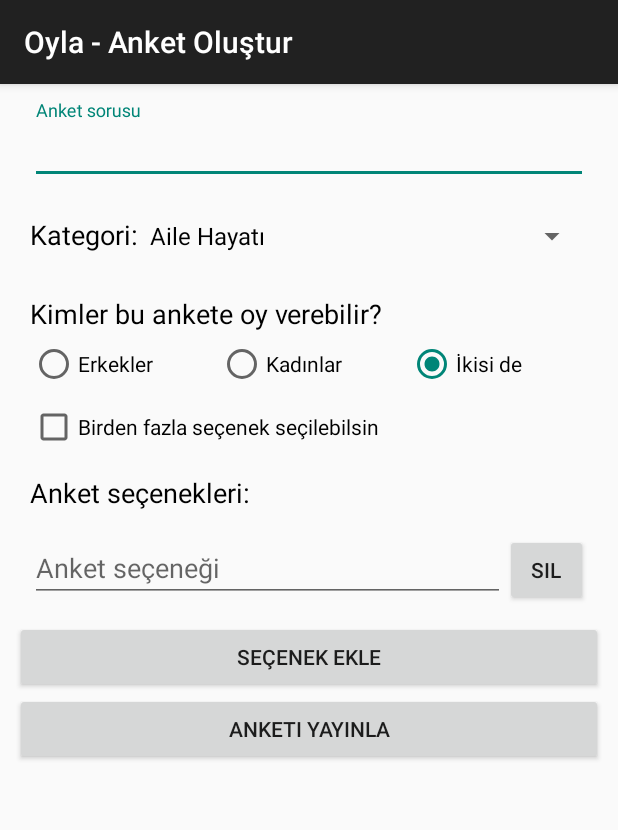
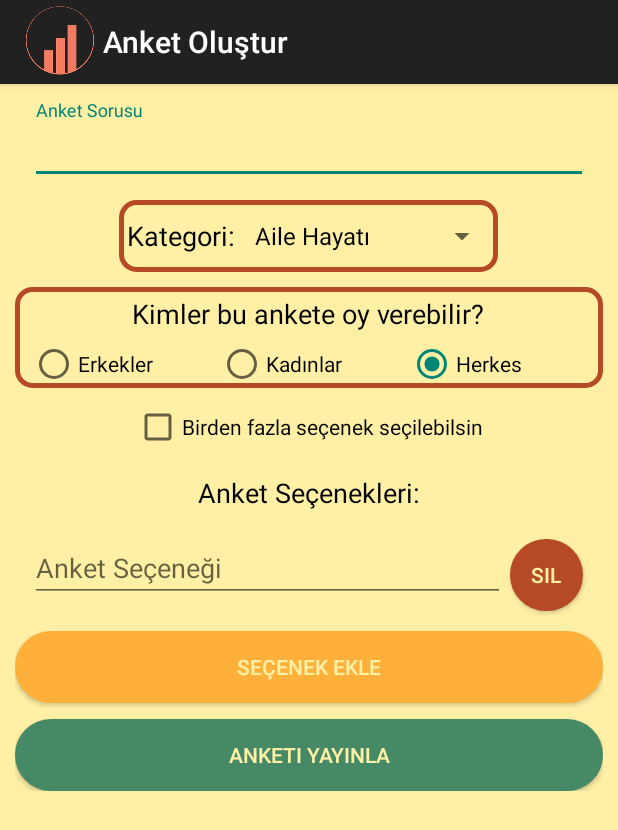
Before and after one commit to noskurt/Oyla, an Android app: the CreatePollActivity screen opened directly, with no data from a screen before it, after a tap on "SEÇENEK EKLE", on a phone screen of 412 x 824 dp. Shown: the top 830 px of the screen. Run offline under Robolectric (Android 15) with nearby library versions, the phone set to English and light mode, and no system bars; our stand-ins replace Firebase (no records; nobody signed in at launch, a user with empty details on screens opened directly); 3 statements that could not run were skipped.

Commit message:
CreateActivity designed

```diff
--- a/app/src/main/java/com/ygznsl/noskurt/oyla/AccountActivity.java
+++ b/app/src/main/java/com/ygznsl/noskurt/oyla/AccountActivity.java
@@ -312,7 +312,9 @@ public class AccountActivity extends AppCompatActivity {
     protected void onCreate(Bundle savedInstanceState) {
         super.onCreate(savedInstanceState);
         setContentView(R.layout.activity_account);
-        setTitle("Oyla - Hesabım");
+        getSupportActionBar().setDisplayShowHomeEnabled(true);
+        getSupportActionBar().setIcon(R.mipmap.ic_launcher);
+        setTitle(" Hesabım");
         final OylaDatabase oyla = ((MyApplication) getApplication()).oyla();
         if (!guiInitialized) initializeGui(oyla);
     }
--- a/app/src/main/java/com/ygznsl/noskurt/oyla/CreatePollActivity.java
+++ b/app/src/main/java/com/ygznsl/noskurt/oyla/CreatePollActivity.java
@@ -2,6 +2,7 @@ package com.ygznsl.noskurt.oyla;
 
 import android.app.Activity;
 import android.content.Intent;
+import android.graphics.Color;
 import android.os.Bundle;
 import android.support.annotation.NonNull;
 import android.support.design.widget.TextInputLayout;
@@ -24,7 +25,6 @@ import android.widget.Toast;
 import com.google.android.gms.tasks.OnCompleteListener;
 import com.google.android.gms.tasks.Task;
 import com.google.firebase.database.DatabaseReference;
-import com.google.firebase.database.FirebaseDatabase;
 import com.ygznsl.noskurt.oyla.entity.Category;
 import com.ygznsl.noskurt.oyla.entity.Entity;
 import com.ygznsl.noskurt.oyla.entity.Option;
@@ -67,7 +67,7 @@ public class CreatePollActivity extends AppCompatActivity {
     private RadioGroup radioGroupPollGenderCreate;
     private ScrollView mainLayoutCreate;
 
-    private void initializeGui(final OylaDatabase oyla){
+    private void initializeGui(final OylaDatabase oyla) {
         categories = Category.getCategories(this).get();
         Collections.sort(categories, new Comparator<Category>() {
             @Override
@@ -114,12 +114,16 @@ public class CreatePollActivity extends AppCompatActivity {
                 node.setLayoutParams(new LinearLayout.LayoutParams(ViewGroup.LayoutParams.MATCH_PARENT, ViewGroup.LayoutParams.WRAP_CONTENT));
 
                 final EditText answer = new EditText(CreatePollActivity.this);
-                answer.setHint("Anket seçeneği");
+                answer.setHint("Anket Seçeneği");
                 answer.setLayoutParams(new LinearLayout.LayoutParams(ViewGroup.LayoutParams.MATCH_PARENT, ViewGroup.LayoutParams.WRAP_CONTENT, 0.15f));
 
                 final Button btnDeleteOption = new Button(CreatePollActivity.this);
+                btnDeleteOption.setBackground(getDrawable(R.drawable.btn_colored1));
+                btnDeleteOption.setTextColor(Color.parseColor("#FFF0A5"));
                 btnDeleteOption.setText(getString(R.string.text_btnDeletePollOptionCreate));
-                btnDeleteOption.setLayoutParams(new LinearLayout.LayoutParams(ViewGroup.LayoutParams.MATCH_PARENT, ViewGroup.LayoutParams.WRAP_CONTENT, 0.85f));
+                LinearLayout.LayoutParams params = new LinearLayout.LayoutParams(ViewGroup.LayoutParams.MATCH_PARENT, ViewGroup.LayoutParams.WRAP_CONTENT, 0.85f);
+                params.setMargins(5, 5, 5, 5);
+                btnDeleteOption.setLayoutParams(params);
 
                 btnDeleteOption.setOnClickListener(new View.OnClickListener() {
                     @Override
@@ -140,13 +144,14 @@ public class CreatePollActivity extends AppCompatActivity {
         btnCreatePollCreate.setOnClickListener(new View.OnClickListener() {
             @Override
             public void onClick(View v) {
-                if (txtPollTitleCreate.getText().toString().trim().length() == 0){
+                // TODO anket oluşturduğunuza emin misiniz eklenebilir
+                if (txtPollTitleCreate.getText().toString().trim().length() == 0) {
                     tilPollTitleCreate.setErrorEnabled(true);
                     tilPollTitleCreate.setError("Anket sorusunu boş bırakamazsınız!");
                     return;
                 }
                 tilPollTitleCreate.setErrorEnabled(false);
-                if (spinnerPollCategoryCreate.getSelectedItem() == null){
+                if (spinnerPollCategoryCreate.getSelectedItem() == null) {
                     Toast.makeText(CreatePollActivity.this, "Anketin kategorisini belirlemelisiniz!", Toast.LENGTH_LONG).show();
                     spinnerPollCategoryCreate.requestFocus();
                     return;
@@ -176,7 +181,7 @@ public class CreatePollActivity extends AppCompatActivity {
                 mainLayoutCreate.setVisibility(View.GONE);
 
                 String genders = "B";
-                switch (radioGroupPollGenderCreate.getCheckedRadioButtonId()){
+                switch (radioGroupPollGenderCreate.getCheckedRadioButtonId()) {
                     case R.id.rdPollGenderMaleCreate:
                         genders = rdPollGenderMaleCreate.getTag().toString();
                         break;
@@ -201,7 +206,7 @@ public class CreatePollActivity extends AppCompatActivity {
                 poll.setCategory(((Category) spinnerPollCategoryCreate.getSelectedItem()).getId());
 
                 final List<Option> options = new LinkedList<>();
-                for (String o : nonEmptyOptions){
+                for (String o : nonEmptyOptions) {
                     final Option option = new Option();
                     option.setTitle(o);
                     option.setPoll(maxPollId);
@@ -215,14 +220,14 @@ public class CreatePollActivity extends AppCompatActivity {
                 pushed.setValue(poll).addOnCompleteListener(new OnCompleteListener<Void>() {
                     @Override
                     public void onComplete(@NonNull Task<Void> task) {
-                        if (task.isSuccessful()){
+                        if (task.isSuccessful()) {
                             oyla.addPoll(poll);
                             new Thread(new Runnable() {
                                 @Override
                                 public void run() {
 
                                     try {
-                                        for (final Option option : options){
+                                        for (final Option option : options) {
                                             final DatabaseReference pushedOption = Entity.getDatabase().getReference().child("option").push();
                                             pushedOption.setValue(option).addOnCompleteListener(new OnCompleteListener<Void>() {
                                                 @Override
@@ -277,7 +282,9 @@ public class CreatePollActivity extends AppCompatActivity {
     protected void onCreate(Bundle savedInstanceState) {
         super.onCreate(savedInstanceState);
         setContentView(R.layout.activity_create_poll);
-        setTitle("Oyla - Anket Oluştur");
+        getSupportActionBar().setDisplayShowHomeEnabled(true);
+        getSupportActionBar().setIcon(R.mipmap.ic_launcher);
+        setTitle(" Anket Oluştur");
         final OylaDatabase oyla = ((MyApplication) getApplication()).oyla();
         if (!guiInitialized) initializeGui(oyla);
     }
--- a/app/src/main/java/com/ygznsl/noskurt/oyla/MainActivity.java
+++ b/app/src/main/java/com/ygznsl/noskurt/oyla/MainActivity.java
@@ -5,7 +5,6 @@ import android.app.AlertDialog;
 import android.content.DialogInterface;
 import android.content.Intent;
 import android.os.Bundle;
-import android.support.v4.content.IntentCompat;
 import android.support.v7.app.AppCompatActivity;
 import android.view.Menu;
 import android.view.MenuInflater;
@@ -379,7 +378,9 @@ public class MainActivity extends AppCompatActivity implements Serializable, Vie
     protected void onCreate(Bundle savedInstanceState) {
         super.onCreate(savedInstanceState);
         setContentView(R.layout.activity_main);
-        setTitle("Oyla - Ana Sayfa");
+        getSupportActionBar().setDisplayShowHomeEnabled(true);
+        getSupportActionBar().setIcon(R.mipmap.ic_launcher);
+        setTitle(" Ana Sayfa");
         final OylaDatabase oyla = ((MyApplication) getApplication()).oyla();
         if (!guiInitialized) initializeGui(oyla);
         if (pollsGot && user != null) selectRandomPoll(oyla);
--- a/app/src/main/java/com/ygznsl/noskurt/oyla/PollAnalyticsActivity.java
+++ b/app/src/main/java/com/ygznsl/noskurt/oyla/PollAnalyticsActivity.java
@@ -434,7 +434,9 @@ public class PollAnalyticsActivity extends AppCompatActivity {
     protected void onCreate(Bundle savedInstanceState) {
         super.onCreate(savedInstanceState);
         setContentView(R.layout.activity_poll_analytics);
-        setTitle("Oyla - Anket İstatistikleri");
+        getSupportActionBar().setDisplayShowHomeEnabled(true);
+        getSupportActionBar().setIcon(R.mipmap.ic_launcher);
+        setTitle(" Anket İstatistikleri");
         final OylaDatabase oyla = ((MyApplication) getApplication()).oyla();
         if (!guiInitialized) initializeGui(oyla);
     }
--- a/app/src/main/java/com/ygznsl/noskurt/oyla/RegisterActivity.java
+++ b/app/src/main/java/com/ygznsl/noskurt/oyla/RegisterActivity.java
@@ -300,7 +300,9 @@ public class RegisterActivity extends AppCompatActivity {
     protected void onCreate(Bundle savedInstanceState) {
         super.onCreate(savedInstanceState);
         setContentView(R.layout.activity_register);
-        setTitle("Oyla - Kayıt Ol");
+        getSupportActionBar().setDisplayShowHomeEnabled(true);
+        getSupportActionBar().setIcon(R.mipmap.ic_launcher);
+        setTitle(" Kayıt Ol");
         if (!guiInitialized) initializeGui();
     }
 
--- a/app/src/main/java/com/ygznsl/noskurt/oyla/entity/Poll.java
+++ b/app/src/main/java/com/ygznsl/noskurt/oyla/entity/Poll.java
@@ -1,9 +1,7 @@
 package com.ygznsl.noskurt.oyla.entity;
 
 import java.io.Serializable;
-import java.text.ParseException;
 import java.text.SimpleDateFormat;
-import java.util.Date;
 import java.util.LinkedList;
 import java.util.List;
 import java.util.Locale;
--- a/app/src/main/java/com/ygznsl/noskurt/oyla/entity/Vote.java
+++ b/app/src/main/java/com/ygznsl/noskurt/oyla/entity/Vote.java
@@ -1,9 +1,7 @@
 package com.ygznsl.noskurt.oyla.entity;
 
 import java.io.Serializable;
-import java.text.ParseException;
 import java.text.SimpleDateFormat;
-import java.util.Date;
 import java.util.Locale;
 
 public final class Vote implements Serializable {
--- a/app/src/main/res/layout/activity_create_poll.xml
+++ b/app/src/main/res/layout/activity_create_poll.xml
@@ -1,14 +1,20 @@
 <?xml version="1.0" encoding="utf-8"?>
-<RelativeLayout xmlns:android="http://schemas.android.com/apk/res/android"
+
+<LinearLayout xmlns:android="http://schemas.android.com/apk/res/android"
     xmlns:tools="http://schemas.android.com/tools"
+    android:layout_width="match_parent"
+    android:layout_height="match_parent"
+    android:background="@color/kulerColor2"
+    tools:context="com.ygznsl.noskurt.oyla.CreatePollActivity">
+
+    <RelativeLayout
         android:layout_width="match_parent"
         android:layout_height="match_parent"
         android:layout_marginBottom="5dp"
         android:layout_marginEnd="10dp"
         android:layout_marginStart="10dp"
         android:layout_marginTop="5dp"
-    android:orientation="vertical"
-    tools:context="com.ygznsl.noskurt.oyla.CreatePollActivity">
+        android:orientation="vertical">
 
         <ProgressBar
             android:id="@+id/pbPollCreate"
@@ -50,36 +56,47 @@
 
                 <LinearLayout
                     android:id="@+id/llPollCategoryCreate"
-                android:layout_width="match_parent"
+                    android:layout_width="wrap_content"
                     android:layout_height="wrap_content"
                     android:layout_below="@+id/tilPollTitleCreate"
+                    android:layout_centerHorizontal="true"
                     android:layout_marginBottom="10dp"
                     android:layout_marginEnd="10dp"
                     android:layout_marginStart="10dp"
                     android:layout_marginTop="5dp"
+                    android:background="@drawable/border_2"
+                    android:gravity="center"
                     android:orientation="horizontal">
 
                     <TextView
                         android:layout_width="wrap_content"
                         android:layout_height="wrap_content"
+                        android:layout_margin="5dp"
                         android:text="@string/text_category"
                         android:textColor="@android:color/black"
                         android:textSize="8pt" />
 
                     <Spinner
                         android:id="@+id/spinnerPollCategoryCreate"
-                    android:layout_width="match_parent"
+                        android:layout_width="wrap_content"
                         android:layout_height="wrap_content">
 
                     </Spinner>
 
                 </LinearLayout>
 
-            <TextView
-                android:id="@+id/txtPollGenderSpecify"
+                <RelativeLayout
+                    android:id="@+id/radioGroupLayout"
                     android:layout_width="match_parent"
                     android:layout_height="wrap_content"
                     android:layout_below="@+id/llPollCategoryCreate"
+                    android:background="@drawable/border_2">
+
+                    <TextView
+                        android:id="@+id/txtPollGenderSpecify"
+                        android:layout_width="wrap_content"
+                        android:layout_height="wrap_content"
+                        android:layout_centerHorizontal="true"
                         android:layout_marginBottom="5dp"
                         android:layout_marginEnd="10dp"
                         android:layout_marginStart="10dp"
@@ -120,11 +137,14 @@
 
                     </RadioGroup>
 
+                </RelativeLayout>
+
                 <CheckBox
                     android:id="@+id/checkboxPollMultipleCreate"
-                android:layout_width="match_parent"
+                    android:layout_width="wrap_content"
                     android:layout_height="wrap_content"
-                android:layout_below="@+id/radioGroupPollGenderCreate"
+                    android:layout_below="@+id/radioGroupLayout"
+                    android:layout_centerHorizontal="true"
                     android:layout_marginBottom="5dp"
                     android:layout_marginEnd="10dp"
                     android:layout_marginStart="10dp"
@@ -133,9 +153,10 @@
 
                 <TextView
                     android:id="@+id/txtLabelPollOptionsCreate"
-                android:layout_width="match_parent"
+                    android:layout_width="wrap_content"
                     android:layout_height="wrap_content"
                     android:layout_below="@+id/checkboxPollMultipleCreate"
+                    android:layout_centerHorizontal="true"
                     android:layout_marginBottom="5dp"
                     android:layout_marginEnd="10dp"
                     android:layout_marginStart="10dp"
@@ -160,19 +181,26 @@
                     android:layout_height="wrap_content"
                     android:layout_alignParentBottom="true"
                     android:layout_below="@+id/llPollOptionsCreate"
+                    android:background="@color/kulerColor2"
                     android:orientation="vertical">
 
                     <Button
                         android:id="@+id/btnAddPollOptionCreate"
                         android:layout_width="match_parent"
                         android:layout_height="wrap_content"
-                    android:text="@string/text_btnAddPollOption" />
+                        android:layout_marginBottom="5dp"
+                        android:background="@drawable/btn_colored3"
+                        android:text="@string/text_btnAddPollOption"
+                        android:textColor="@color/kulerColor2" />
 
                     <Button
                         android:id="@+id/btnCreatePollCreate"
                         android:layout_width="match_parent"
                         android:layout_height="wrap_content"
-                    android:text="@string/text_btnPollCreate" />
+                        android:layout_marginTop="5dp"
+                        android:background="@drawable/btn_colored2"
+                        android:text="@string/text_btnPollCreate"
+                        android:textColor="@color/kulerColor2" />
 
                 </LinearLayout>
 
@@ -181,3 +209,5 @@
         </ScrollView>
 
     </RelativeLayout>
+
+</LinearLayout>
--- a/app/src/main/res/layout/activity_register.xml
+++ b/app/src/main/res/layout/activity_register.xml
@@ -178,7 +178,7 @@
 
                         <Spinner
                             android:id="@+id/spinnerCityRegister"
-                            android:layout_width="match_parent"
+                            android:layout_width="wrap_content"
                             android:layout_height="wrap_content"
                             android:layout_toEndOf="@id/txtCityRegister"
                             android:hint="@string/hint_city"
--- a/app/src/main/res/values/strings.xml
+++ b/app/src/main/res/values/strings.xml
@@ -12,7 +12,7 @@
     <string name="hint_password">Şifre</string>
     <string name="hint_passwordNew">Yeni Şifre</string>
     <string name="hint_passwordNewAgain">Yeni Şifre (Tekrar)</string>
-    <string name="hint_pollTitle">Anket sorusu</string>
+    <string name="hint_pollTitle">Anket Sorusu</string>
     <string name="text_gender">Cinsiyet: </string>
     <string name="text_btnSignIn">Giriş Yap</string>
     <string name="text_btnRegister">Kayıt Ol</string>
@@ -47,9 +47,9 @@
     <string name="text_pollGenderSpecify">Kimler bu ankete oy verebilir?</string>
     <string name="text_pollGenderMale">Erkekler</string>
     <string name="text_pollGenderFemale">Kadınlar</string>
-    <string name="text_pollGenderBoth">İkisi de</string>
+    <string name="text_pollGenderBoth">Herkes</string>
     <string name="text_pollMultiple">Birden fazla seçenek seçilebilsin</string>
-    <string name="text_pollOptions">Anket seçenekleri: </string>
+    <string name="text_pollOptions">Anket Seçenekleri: </string>
     <string name="text_btnAddPollOption">Seçenek Ekle</string>
     <string name="text_btnPollCreate">Anketi Yayınla</string>
     <string name="text_btnDeletePollOptionCreate">Sil</string>
```
Also changed, not shown: app/src/main/java/com/ygznsl/noskurt/oyla/PollActivity.java (+21 -8 lines), app/src/main/java/com/ygznsl/noskurt/oyla/PollListActivity.java (+5 -3 lines). Lines whose indentation alone changed are shown as unchanged.
